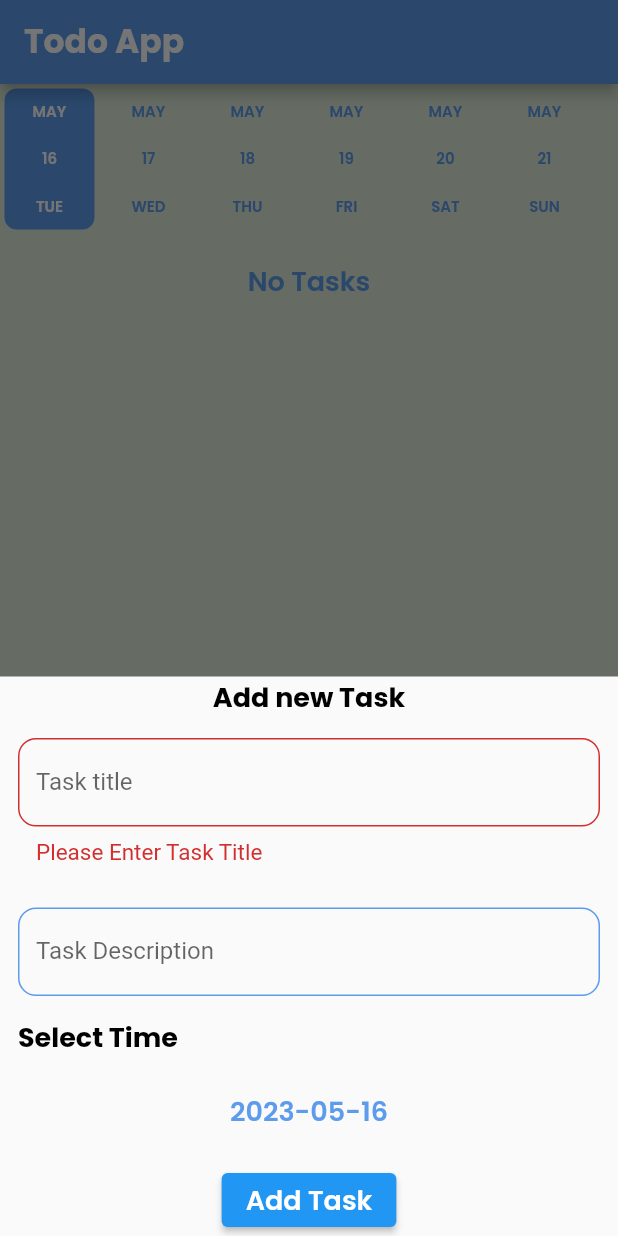
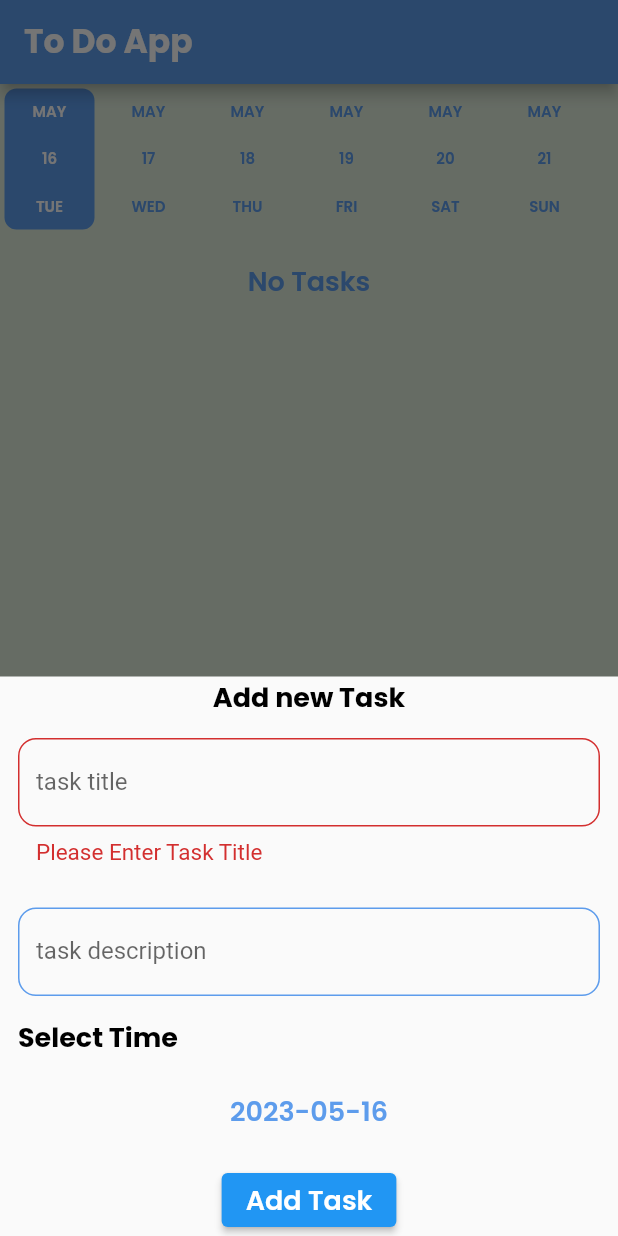
Before and after one commit to AbdallahSalem998/todo_application, a Flutter app: the screen it shows after launch, after a tap on the "add" icon, on a phone screen of 412 x 824 dp. Run offline on Flutter 3.47's test engine with Material 2 defaults, Android fonts, the phone set to English and light mode, and no system bars; drawn by our look-alikes of date_picker_timeline; our stand-ins replace cloud_firestore, firebase_core, flutter_slidable, google_fonts; accounts and stored records are empty; generated files the repository leaves out were written again.

Commit message:
localization

```diff
--- /dev/null
+++ b/l10n.yaml
@@ -0,0 +1,3 @@
+arb-dir: lib/l10n
+template-arb-file: app_en.arb
+output-localization-file: app_localizations.dart
--- a/lib/home_layout/home_layout.dart
+++ b/lib/home_layout/home_layout.dart
@@ -5,6 +5,7 @@ import 'package:todo_application/screens/settingsScreen.dart';
 import 'package:todo_application/screens/tasks.dart';
 import 'package:todo_application/screens/widgets/show_add_task_bottom_sheet.dart';
 import 'package:todo_application/shared/styles/app_colors.dart';
+import 'package:flutter_gen/gen_l10n/app_localizations.dart';
 
 class HomeLayout extends StatefulWidget {
   static const String routeName = "HomeLayout";
@@ -23,7 +24,7 @@ class _HomeLayoutState extends State<HomeLayout> {
       extendBody: true,
       appBar: AppBar(
         title: Text(
-          "Todo App",
+          AppLocalizations.of(context)!.apptitle,
           style: Theme.of(context).textTheme.bodyLarge,
         ),
       ),
--- a/lib/main.dart
+++ b/lib/main.dart
@@ -6,6 +6,8 @@ import 'package:todo_application/home_layout/home_layout.dart';
 import 'package:todo_application/providers/my_provider.dart';
 import 'package:todo_application/screens/update_task.dart';
 import 'package:todo_application/shared/styles/my_theme.dart';
+import 'package:flutter_localizations/flutter_localizations.dart';
+import 'package:flutter_gen/gen_l10n/app_localizations.dart';
 
 import 'firebase_options.dart';
 
@@ -28,6 +30,19 @@ class MyApp extends StatelessWidget {
   Widget build(BuildContext context) {
     var provider = Provider.of<MyProvider>(context);
     return MaterialApp(
+
+      localizationsDelegates: [
+        AppLocalizations.delegate, // Add this line
+        GlobalMaterialLocalizations.delegate,
+        GlobalWidgetsLocalizations.delegate,
+        GlobalCupertinoLocalizations.delegate,
+      ],
+      supportedLocales: [
+        Locale('en'), // English
+        Locale('ar'), // arabic
+      ],
+
+      locale: Locale(provider.languageCode),
       themeMode: provider.themeMode,
       theme: MyThemeData.lightTheme,
       darkTheme: MyThemeData.darkTheme,
--- a/lib/screens/widgets/show_add_task_bottom_sheet.dart
+++ b/lib/screens/widgets/show_add_task_bottom_sheet.dart
@@ -1,6 +1,7 @@
 import 'package:flutter/material.dart';
 import 'package:todo_application/firebase/firebase_functions.dart';
 import 'package:todo_application/models/task_model.dart';
+import 'package:flutter_gen/gen_l10n/app_localizations.dart';
 
 class ShowAddTaskBottomSheet extends StatefulWidget {
   @override
@@ -28,7 +29,7 @@ class _ShowAddTaskBottomSheetState extends State<ShowAddTaskBottomSheet> {
             mainAxisSize: MainAxisSize.min,
             children: [
               Text(
-                "Add new Task",
+                AppLocalizations.of(context)!.addNewTask,
                 textAlign: TextAlign.center,
                 style: Theme.of(context).textTheme.bodyMedium!.copyWith(
                     fontSize: 18,
@@ -48,7 +49,7 @@ class _ShowAddTaskBottomSheetState extends State<ShowAddTaskBottomSheet> {
                   return null;
                 },
                 decoration: InputDecoration(
-                  label: Text("Task title"),
+                  label: Text(AppLocalizations.of(context)!.taskTitle),
                   enabledBorder: OutlineInputBorder(
                       borderRadius: BorderRadius.circular(12),
                       borderSide:
@@ -71,7 +72,7 @@ class _ShowAddTaskBottomSheetState extends State<ShowAddTaskBottomSheet> {
                   return null;
                 },
                 decoration: InputDecoration(
-                  label: Text("Task Description"),
+                  label: Text(AppLocalizations.of(context)!.taskDescription),
                   enabledBorder: OutlineInputBorder(
                       borderRadius: BorderRadius.circular(12),
                       borderSide:
@@ -88,7 +89,7 @@ class _ShowAddTaskBottomSheetState extends State<ShowAddTaskBottomSheet> {
               Container(
                 width: double.infinity,
                 child: Text(
-                  "Select Time",
+                  AppLocalizations.of(context)!.selectTime,
                   textAlign: TextAlign.start,
                   style: Theme.of(context).textTheme.bodyMedium!.copyWith(
                       fontSize: 18,
@@ -127,7 +128,7 @@ class _ShowAddTaskBottomSheetState extends State<ShowAddTaskBottomSheet> {
                   }
                 },
                 child: Text(
-                  "Add Task",
+                  AppLocalizations.of(context)!.addTask,
                   style: Theme.of(context)
                       .textTheme
                       .bodyMedium!
--- a/lib/showLanguageSheetWidget.dart
+++ b/lib/showLanguageSheetWidget.dart
@@ -11,7 +11,7 @@ class ShowLanguageSheetWidget extends StatelessWidget {
   Widget build(BuildContext context) {
     var provider = Provider.of<MyProvider>(context);
     return Container(
-      color: provider.themeMode==ThemeMode.light?Colors.white:Theme.of(context).primaryColor,
+      color: provider.themeMode==ThemeMode.light?Colors.white:darkColor,
       child: Padding(
         padding: const EdgeInsets.all(16.0),
         child: Column(
```
Also changed, not shown: lib/l10n/app_ar.arb (+8 -7 lines), lib/l10n/app_en.arb (+8 -7 lines), lib/screens/update_task.dart (+5 -5 lines).
